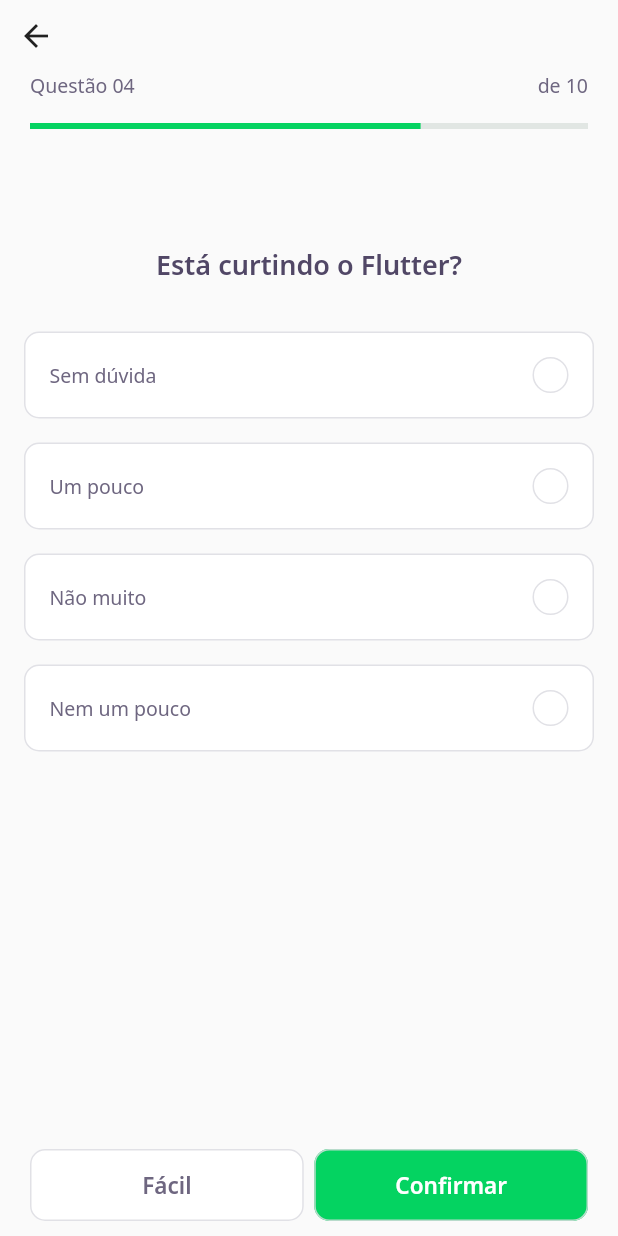
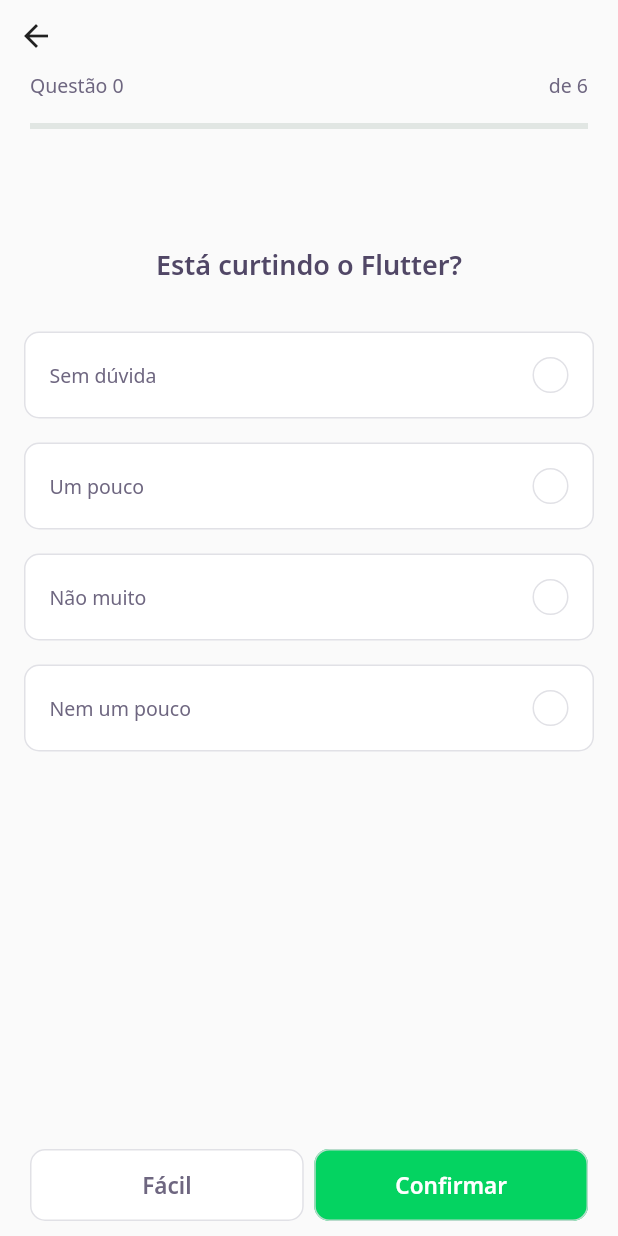
Before and after one commit to s7Thiago/devquiz, a Flutter app: the screen it shows after launch, after a tap on "NLW 5 - Flutter", on a phone screen of 412 x 824 dp. Run offline on Flutter 3.47's test engine with Material 2 defaults, Android fonts, the phone set to English and light mode, and no system bars; our stand-ins replace google_fonts; accounts and stored records are empty; network calls fail.

Commit message:
Day 4: - Created chalenge controller - Changed ValueNotifier import from cupertino to material

```diff
--- /dev/null
+++ b/lib/challenge/challenge_controller.dart
@@ -0,0 +1,6 @@
+import 'package:flutter/material.dart';
+
+class ChallengeController {
+  final currentPageNotifier = ValueNotifier<int>(0);
+  var currentPage = 0;
+}
--- a/lib/challenge/challenge_page.dart
+++ b/lib/challenge/challenge_page.dart
@@ -1,3 +1,4 @@
+import 'package:devquiz/challenge/challenge_controller.dart';
 import 'package:devquiz/challenge/widgets/next_button/next_button_widget.dart';
 import 'package:devquiz/challenge/widgets/question_indicator/question_indicator.dart';
 import 'package:devquiz/challenge/widgets/quiz/quiz_widget.dart';
@@ -13,6 +14,13 @@
 }
 
 class _ChallengePageState extends State<ChallengePage> {
+  final _controller = ChallengeController();
+
+  @override
+  void initState() {
+    super.initState();
+  }
+
   @override
   Widget build(BuildContext context) {
     return Scaffold(
@@ -24,7 +32,10 @@
             crossAxisAlignment: CrossAxisAlignment.start,
             children: [
               BackButton(),
-              QuestionIndicatorWidget(),
+              QuestionIndicatorWidget(
+                currentPage: _controller.currentPage,
+                length: widget.questions.length,
+              ),
             ],
           ),
         ),
--- a/lib/challenge/widgets/question_indicator/question_indicator.dart
+++ b/lib/challenge/widgets/question_indicator/question_indicator.dart
@@ -3,6 +3,15 @@
 import 'package:flutter/material.dart';
 
 class QuestionIndicatorWidget extends StatelessWidget {
+  final int currentPage;
+  final int length;
+
+  const QuestionIndicatorWidget({
+    Key? key,
+    required this.currentPage,
+    required this.length,
+  }) : super(key: key);
+
   @override
   Widget build(BuildContext context) {
     return Container(
@@ -13,17 +22,17 @@
             mainAxisAlignment: MainAxisAlignment.spaceBetween,
             children: [
               Text(
-                'Questão 04',
+                'Questão ${this.currentPage}',
                 style: AppTextStyles.body,
               ),
               Text(
-                'de 10',
+                'de ${this.length}',
                 style: AppTextStyles.body,
               ),
             ],
           ),
           SizedBox(height: 16),
-          ProgressIndicatorWidget(value: .7)
+          ProgressIndicatorWidget(value: this.currentPage / this.length)
         ],
       ),
     );
--- a/lib/home/home_controller.dart
+++ b/lib/home/home_controller.dart
@@ -2,7 +2,7 @@
 import 'package:devquiz/home/home_state.dart';
 import 'package:devquiz/models/quiz_model.dart';
 import 'package:devquiz/models/user_model.dart';
-import 'package:flutter/cupertino.dart';
+import 'package:flutter/material.dart';
 
 class HomeController {
   final stateNotifier = ValueNotifier<HomeState>(HomeState.EMPTY);
--- a/lib/main.dart
+++ b/lib/main.dart
@@ -1,4 +1,4 @@
-import 'package:flutter/cupertino.dart';
+import 'package:flutter/material.dart';
 
 import 'core/app_widget.dart';
 
```
